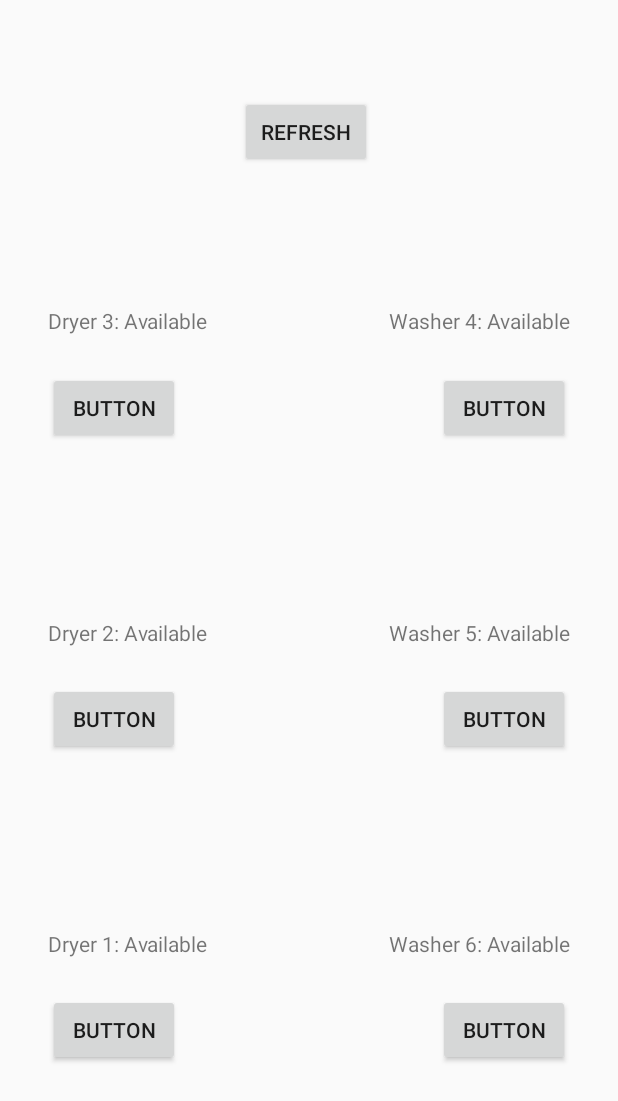
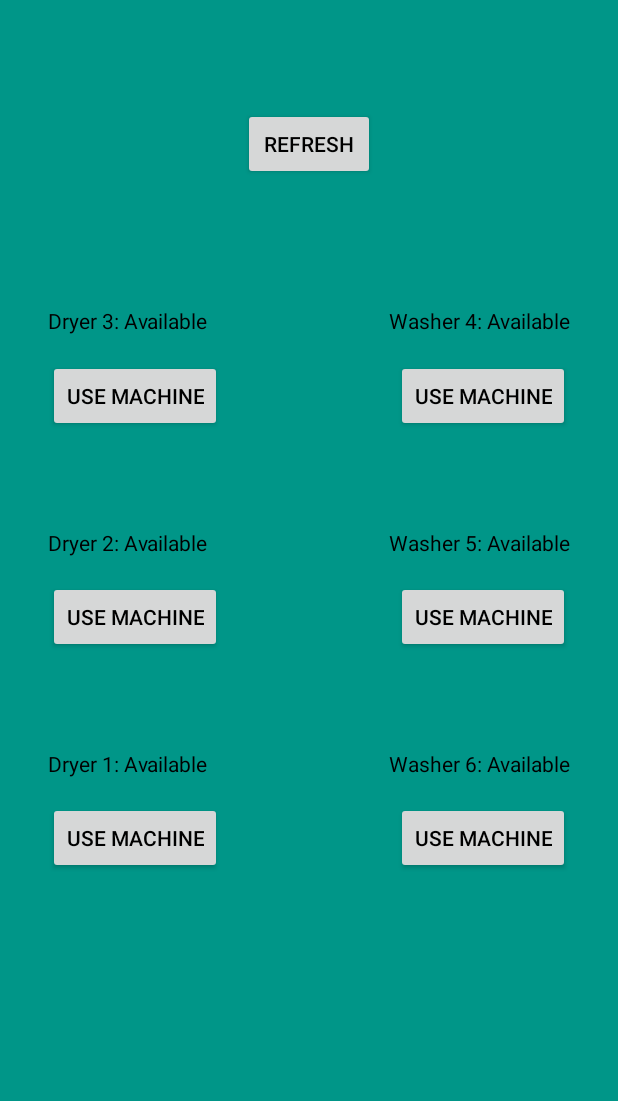
Before and after one commit to shourov-kundu/Residence-Hall-Laundry, an Android app: the MachineView screen opened directly, with no data from a screen before it, on a phone screen of 412 x 824 dp. Shown: the top 1101 px of the screen. Run offline under Robolectric (Android 15) with nearby library versions, the phone set to English and light mode, and no system bars.

Commit message:
Add files via upload

```diff
--- a/src/main/AndroidManifest.xml
+++ b/src/main/AndroidManifest.xml
@@ -12,7 +12,7 @@
         <activity
             android:name=".MachineView"
             android:label="@string/title_activity_machine_view"
-            android:theme="@style/AppTheme.NoActionBar"></activity>
+            android:theme="@style/AppTheme.NoActionBar" />
         <activity android:name=".MainActivity">
             <intent-filter>
                 <action android:name="android.intent.action.MAIN" />
--- /dev/null
+++ b/src/main/java/com/example/carrolllaundry/Machine.java
@@ -0,0 +1,50 @@
+package com.example.carrolllaundry;
+
+import android.widget.Button;
+import android.widget.TextView;
+
+public class Machine {
+    private String name;
+    private String status;
+    private Button button;
+    private TextView textView;
+    private boolean isWasher;
+
+    public void setStatus(String status) {
+        this.status = status;
+        this.textView.setText(this.getName() + ": " + status);
+        if (status.equals("Running")) {
+            this.getButton().setClickable(false);
+        }
+        else if (status.equals("Available")) {
+            this.getButton().setClickable(true);
+        }
+        else if (status.equals("In Use")) {
+            this.getButton().setClickable(false);
+        }
+
+    }
+    public boolean isWasher(){
+        return isWasher;
+    }
+
+    public String getName() {
+        return name;
+    }
+
+    public String getStatus() {
+        return status;
+    }
+
+    public Button getButton() {
+        return button;
+    }
+
+    public Machine(String name, String status, Button button, TextView textView){
+        this.name = name;
+        this.status = status;
+        this.button = button;
+        this.textView = textView;
+        this.isWasher = name.substring(0, 6).compareTo("Washer") == 0;
+    }
+}
--- a/src/main/java/com/example/carrolllaundry/MachineView.java
+++ b/src/main/java/com/example/carrolllaundry/MachineView.java
@@ -1,49 +1,75 @@
 package com.example.carrolllaundry;
 
+import android.app.Dialog;
+import android.content.SharedPreferences;
 import android.support.v7.app.AppCompatActivity;
 import android.os.Bundle;
 import android.view.View;
 import android.widget.Button;
+import android.widget.RadioGroup;
 import android.widget.TextView;
-
+import java.io.IOException;
+import java.text.SimpleDateFormat;
 import java.util.ArrayList;
+import java.util.Date;
+import java.time.Clock;
+import java.time.Duration;
 
 public class MachineView extends AppCompatActivity {
-    ArrayList<TextView> machinesList = new ArrayList<>();
+    ArrayList<Machine> machinesList = new ArrayList<>();
+    SharedPreferences.Editor editor;
+    boolean[] localMachineUses;
     @Override
     protected void onCreate(Bundle savedInstanceState) {
         super.onCreate(savedInstanceState);
         setContentView(R.layout.activity_machine_view);
 
-        Button refreshButton = findViewById(R.id.refreshButton);
+
+        Button refreshButton = findViewById(R.id.refreshButton);;
         TextView dryer1TextView = findViewById(R.id.dryer1TextView);
         TextView dryer2TextView = findViewById(R.id.dryer2TextView);
         TextView dryer3TextView = findViewById(R.id.dryer3TextView);
         TextView washer4TextView = findViewById(R.id.washer4TextView);
         TextView washer5TextView = findViewById(R.id.washer5TextView);
         TextView washer6TextView = findViewById(R.id.washer6TextView);
-
-        machinesList.add(dryer1TextView);
-        machinesList.add(dryer2TextView);
-        machinesList.add(dryer3TextView);
-        machinesList.add(washer4TextView);
-        machinesList.add(washer5TextView);
-        machinesList.add(washer6TextView);
-
-        final Button dryer1Button = findViewById(R.id.dryer1Button);
+        Button dryer1Button = findViewById(R.id.dryer1Button);
         Button dryer2Button= findViewById(R.id.dryer2Button);
         Button dryer3Button = findViewById(R.id.dryer3Button);
         Button washer4Button = findViewById(R.id.washer4Button);
         Button washer5Button = findViewById(R.id.washer5Button);
         Button washer6Button = findViewById(R.id.washer6Button);
-        dryer1Button.setOnClickListener(new View.OnClickListener() {
-            @Override
-            public void onClick(View v) {
+        Machine dryer1 = new Machine("Dryer 1", "Available", dryer1Button, dryer1TextView);
+        Machine dryer2 = new Machine("Dryer 2", "Available", dryer2Button, dryer2TextView);
+        Machine dryer3 = new Machine("Dryer 3", "Available", dryer3Button, dryer3TextView);
+        Machine washer4 = new Machine("Washer 4", "Available", washer4Button, washer4TextView);
+        Machine washer5 = new Machine("Washer 5", "Available", washer5Button, washer5TextView);
+        Machine washer6 = new Machine("Washer 6", "Available", washer6Button, washer6TextView);
+        machinesList.add(dryer1);
+        machinesList.add(dryer2);
+        machinesList.add(dryer3);
+        machinesList.add(washer4);
+        machinesList.add(washer5);
+        machinesList.add(washer6);
+        SharedPreferences localUsedMachines = getApplicationContext().getSharedPreferences("PREFS_NAME", 0);
+        localMachineUses = new boolean[6];
+        for (int i = 0; i < localMachineUses.length; i++){
+            localMachineUses[i] = localUsedMachines.getBoolean(machinesList.get(i).getName(), false);
+            if (localMachineUses[i]){
+                machinesList.get(i).setStatus("Running");
             }
-        });
+        }
+        editor = localUsedMachines.edit();
+        for (final Machine m: machinesList)
+            m.getButton().setOnClickListener(new View.OnClickListener() {
+                @Override
+                public void onClick(View v) {
+                    if (m.getStatus().equals("Available"))
+                        startDialog(m);
+                }
+            });
         refreshButton.setOnClickListener(new View.OnClickListener() {
             @Override
-            public void onClick(View v) {
+            public void onClick(View v) {/*
                 boolean[] usages;
                 try{
                     usages = SheetsData.getData();
@@ -55,8 +81,41 @@ public class MachineView extends AppCompatActivity {
                     }
                 }catch (Exception e){
                     e.printStackTrace();
+                }*/
+                try{
+                    machinesList.get(0).setStatus(SheetsData.getFirst());
+                }catch (IOException e){
+                    e.printStackTrace();
+                    machinesList.get(0).setStatus("Burger" + e.getMessage());
                 }
             }
         });
     }
+    private void startDialog(final Machine machine) {
+        final Dialog dialog = new Dialog(MachineView.this);
+        if (machine.isWasher())
+            dialog.setContentView(R.layout.use_washer);
+        else
+            dialog.setContentView(R.layout.use_dryer);
+        dialog.setTitle(R.string.machine_button);
+        final Button startBtn = dialog.findViewById(R.id.button);
+        final RadioGroup radioGroup = dialog.findViewById(R.id.radioGroup);
+        TextView title = dialog.findViewById(R.id.textView);
+        title.setText("Use " + machine.getName());
+        startBtn.setOnClickListener(new View.OnClickListener() {
+            @Override
+            public void onClick(View v) {
+                if (radioGroup.getCheckedRadioButtonId() != -1){
+                    SimpleDateFormat s= new SimpleDateFormat("HH:mm");
+                    Date finishTime = new Date();
+                    machine.getButton().setText(s.format(new Date()));
+                    machine.setStatus("Running");
+                    editor.putBoolean(machine.getName(), true);
+                    editor.apply();
+                    dialog.dismiss();
+                }
+            }
+        });
+        dialog.show();
+    }
 }
--- a/src/main/java/com/example/carrolllaundry/MainActivity.java
+++ b/src/main/java/com/example/carrolllaundry/MainActivity.java
@@ -17,7 +17,6 @@ public class MainActivity extends AppCompatActivity {
         super.onCreate(savedInstanceState);
         setContentView(R.layout.activity_main);
         addListenerOnButton();
-
         SharedPreferences settings = getApplicationContext().getSharedPreferences("PREFS_NAME", 0);
         boolean loginStatus = settings.getBoolean("loggedIn", false);
         if (loginStatus){
@@ -32,7 +31,7 @@ public class MainActivity extends AppCompatActivity {
         loginButton.setOnClickListener(new View.OnClickListener() {
             @Override
             public void onClick(View v) {
-                if (passwordText.getText().toString().equals("")){/*REDACTED FOR GITHUB*/
+                if (passwordText.getText().toString().equals("")){/*Redacted for Github*/
                     SharedPreferences settings = getApplicationContext().getSharedPreferences("PREFS_NAME", 0);
                     SharedPreferences.Editor editor = settings.edit();
                     editor.putBoolean("loggedIn", true);
--- /dev/null
+++ b/src/main/res/credentials.json
@@ -0,0 +1 @@
+{"installed":{"client_id":"1093680244210-dgrb0gfsiu5lctjh8dahnfptm13ni3b0.apps.googleusercontent.com","project_id":"machinesdatademo","auth_uri":"https://accounts.google.com/o/oauth2/auth","token_uri":"https://oauth2.googleapis.com/token","auth_provider_x509_cert_url":"https://www.googleapis.com/oauth2/v1/certs","client_secret":"xZial98bCTOIqIrSVwTzEo6p","redirect_uris":["urn:ietf:wg:oauth:2.0:oob","http://localhost"]}}
--- a/src/main/res/layout/activity_machine_view.xml
+++ b/src/main/res/layout/activity_machine_view.xml
@@ -4,6 +4,8 @@
     xmlns:tools="http://schemas.android.com/tools"
     android:layout_width="match_parent"
     android:layout_height="match_parent"
+    android:background="@color/machinesBackground"
+
     tools:context=".MachineView">
 
     <TextView
@@ -11,7 +13,7 @@
         android:layout_width="wrap_content"
         android:layout_height="20dp"
         android:layout_marginTop="204dp"
-        android:layout_marginEnd="32dp"
+        android:layout_marginEnd="@dimen/edge_margin"
         android:layout_marginRight="32dp"
         android:text="Washer 4: Available"
         app:layout_constraintEnd_toEndOf="parent"
@@ -21,8 +23,8 @@
         android:id="@+id/washer5TextView"
         android:layout_width="wrap_content"
         android:layout_height="wrap_content"
-        android:layout_marginTop="116dp"
-        android:layout_marginEnd="32dp"
+        android:layout_marginTop="@dimen/button_textView_spacing"
+        android:layout_marginEnd="@dimen/edge_margin"
         android:layout_marginRight="32dp"
         android:text="Washer 5: Available"
         app:layout_constraintEnd_toEndOf="parent"
@@ -32,8 +34,8 @@
         android:id="@+id/washer6TextView"
         android:layout_width="wrap_content"
         android:layout_height="wrap_content"
-        android:layout_marginTop="116dp"
-        android:layout_marginEnd="32dp"
+        android:layout_marginTop="@dimen/button_textView_spacing"
+        android:layout_marginEnd="@dimen/edge_margin"
         android:layout_marginRight="32dp"
         android:text="Washer 6: Available"
         app:layout_constraintEnd_toEndOf="parent"
@@ -43,10 +45,10 @@
         android:id="@+id/washer4Button"
         android:layout_width="wrap_content"
         android:layout_height="wrap_content"
-        android:layout_marginTop="24dp"
-        android:layout_marginEnd="32dp"
+        android:layout_marginTop="@dimen/button_textView_margin"
+        android:layout_marginEnd="@dimen/edge_margin"
         android:layout_marginRight="32dp"
-        android:text="Button"
+        android:text="@string/machine_button"
         app:layout_constraintEnd_toEndOf="parent"
         app:layout_constraintTop_toBottomOf="@+id/washer4TextView" />
 
@@ -54,10 +56,10 @@
         android:id="@+id/washer5Button"
         android:layout_width="wrap_content"
         android:layout_height="wrap_content"
-        android:layout_marginTop="24dp"
-        android:layout_marginEnd="32dp"
+        android:layout_marginTop="@dimen/button_textView_margin"
+        android:layout_marginEnd="@dimen/edge_margin"
         android:layout_marginRight="32dp"
-        android:text="Button"
+        android:text="@string/machine_button"
         app:layout_constraintEnd_toEndOf="parent"
         app:layout_constraintTop_toBottomOf="@+id/washer5TextView" />
 
@@ -65,10 +67,10 @@
         android:id="@+id/washer6Button"
         android:layout_width="wrap_content"
         android:layout_height="wrap_content"
-        android:layout_marginTop="24dp"
-        android:layout_marginEnd="32dp"
+        android:layout_marginTop="@dimen/button_textView_margin"
+        android:layout_marginEnd="@dimen/edge_margin"
         android:layout_marginRight="32dp"
-        android:text="Button"
+        android:text="@string/machine_button"
         app:layout_constraintEnd_toEndOf="parent"
         app:layout_constraintTop_toBottomOf="@+id/washer6TextView" />
 
@@ -76,10 +78,14 @@
         android:id="@+id/refreshButton"
         android:layout_width="wrap_content"
         android:layout_height="wrap_content"
-        android:layout_marginStart="160dp"
+        android:layout_marginStart="84dp"
         android:layout_marginLeft="160dp"
-        android:layout_marginTop="64dp"
+        android:layout_marginTop="72dp"
+        android:layout_marginEnd="84dp"
+        android:layout_marginRight="8dp"
         android:text="Refresh"
+        app:layout_constraintEnd_toEndOf="parent"
+        app:layout_constraintHorizontal_bias="0.5"
         app:layout_constraintStart_toStartOf="parent"
         app:layout_constraintTop_toTopOf="parent" />
 
@@ -87,7 +93,7 @@
         android:id="@+id/dryer3TextView"
         android:layout_width="wrap_content"
         android:layout_height="20dp"
-        android:layout_marginStart="32dp"
+        android:layout_marginStart="@dimen/edge_margin"
         android:layout_marginLeft="32dp"
         android:layout_marginTop="204dp"
         android:text="Dryer 3: Available"
@@ -98,9 +104,9 @@
         android:id="@+id/dryer2TextView"
         android:layout_width="wrap_content"
         android:layout_height="wrap_content"
-        android:layout_marginStart="32dp"
+        android:layout_marginStart="@dimen/edge_margin"
         android:layout_marginLeft="32dp"
-        android:layout_marginTop="116dp"
+        android:layout_marginTop="@dimen/button_textView_spacing"
         android:text="Dryer 2: Available"
         app:layout_constraintStart_toStartOf="parent"
         app:layout_constraintTop_toBottomOf="@+id/dryer3Button" />
@@ -109,9 +115,9 @@
         android:id="@+id/dryer1TextView"
         android:layout_width="wrap_content"
         android:layout_height="wrap_content"
-        android:layout_marginStart="32dp"
+        android:layout_marginStart="@dimen/edge_margin"
         android:layout_marginLeft="32dp"
-        android:layout_marginTop="116dp"
+        android:layout_marginTop="@dimen/button_textView_spacing"
         android:text="Dryer 1: Available"
         app:layout_constraintStart_toStartOf="parent"
         app:layout_constraintTop_toBottomOf="@+id/dryer2Button" />
@@ -120,10 +126,10 @@
         android:id="@+id/dryer3Button"
         android:layout_width="wrap_content"
         android:layout_height="wrap_content"
-        android:layout_marginStart="32dp"
+        android:layout_marginStart="@dimen/edge_margin"
         android:layout_marginLeft="32dp"
-        android:layout_marginTop="24dp"
-        android:text="Button"
+        android:layout_marginTop="@dimen/button_textView_margin"
+        android:text="@string/machine_button"
         app:layout_constraintStart_toStartOf="parent"
         app:layout_constraintTop_toBottomOf="@+id/dryer3TextView" />
 
@@ -131,10 +137,10 @@
         android:id="@+id/dryer2Button"
         android:layout_width="wrap_content"
         android:layout_height="wrap_content"
-        android:layout_marginStart="32dp"
+        android:layout_marginStart="@dimen/edge_margin"
         android:layout_marginLeft="32dp"
-        android:layout_marginTop="24dp"
-        android:text="Button"
+        android:layout_marginTop="@dimen/button_textView_margin"
+        android:text="@string/machine_button"
         app:layout_constraintStart_toStartOf="parent"
         app:layout_constraintTop_toBottomOf="@+id/dryer2TextView" />
 
@@ -142,10 +148,10 @@
         android:id="@+id/dryer1Button"
         android:layout_width="wrap_content"
         android:layout_height="wrap_content"
-        android:layout_marginStart="32dp"
+        android:layout_marginStart="@dimen/edge_margin"
         android:layout_marginLeft="32dp"
-        android:layout_marginTop="24dp"
-        android:text="Button"
+        android:layout_marginTop="@dimen/button_textView_margin"
+        android:text="@string/machine_button"
         app:layout_constraintStart_toStartOf="parent"
         app:layout_constraintTop_toBottomOf="@+id/dryer1TextView" />
 </android.support.constraint.ConstraintLayout>
--- a/src/main/res/values/colors.xml
+++ b/src/main/res/values/colors.xml
@@ -1,6 +1,11 @@
 <?xml version="1.0" encoding="utf-8"?>
 <resources>
-    <color name="colorPrimary">#008577</color>
-    <color name="colorPrimaryDark">#00574B</color>
-    <color name="colorAccent">#D81B60</color>
+    <color name="colorPrimary">#3F51B5</color>
+    <color name="colorPrimaryDark">#23435C</color>
+    <!--<color name="colorAccent">#D81B60</color>-->
+    <color name="colorAccent">#FF0000</color>
+    <color name="machinesBackground">#009688</color>
+    <color name="homeBackground">#2196F3</color>
+    <color name="white">#FFFFFF</color>
+    <color name="black">#000000</color>
 </resources>
--- a/src/main/res/values/dimens.xml
+++ b/src/main/res/values/dimens.xml
@@ -1,3 +1,7 @@
 <resources>
     <dimen name="fab_margin">16dp</dimen>
+    <dimen name="button_textView_margin">16dp</dimen>
+    <dimen name="button_textView_spacing">64dp</dimen>
+    <dimen name="edge_margin">32dp</dimen>
+    <dimen name="popup_textSize">16dp</dimen>
 </resources>
--- a/src/main/res/values/styles.xml
+++ b/src/main/res/values/styles.xml
@@ -1,3 +1,4 @@
+
 <resources>
 
     <!-- Base application theme. -->
@@ -6,6 +7,8 @@
         <item name="colorPrimary">@color/colorPrimary</item>
         <item name="colorPrimaryDark">@color/colorPrimaryDark</item>
         <item name="colorAccent">@color/colorAccent</item>
+        <item name="android:textColor">@color/black</item>
+
     </style>
 
     <style name="AppTheme.NoActionBar">
```
Also changed, not shown: src/main/java/com/example/carrolllaundry/SheetsData.java (+26 -6 lines), src/main/java/com/example/carrolllaundry/SheetsExample.java (added, +45 -0 lines), src/main/res/layout/activity_main.xml (+11 -7 lines), src/main/res/layout/use_dryer.xml (added, +63 -0 lines), src/main/res/layout/use_washer.xml (added, +59 -0 lines), src/main/res/values/strings.xml (+8 -0 lines).
